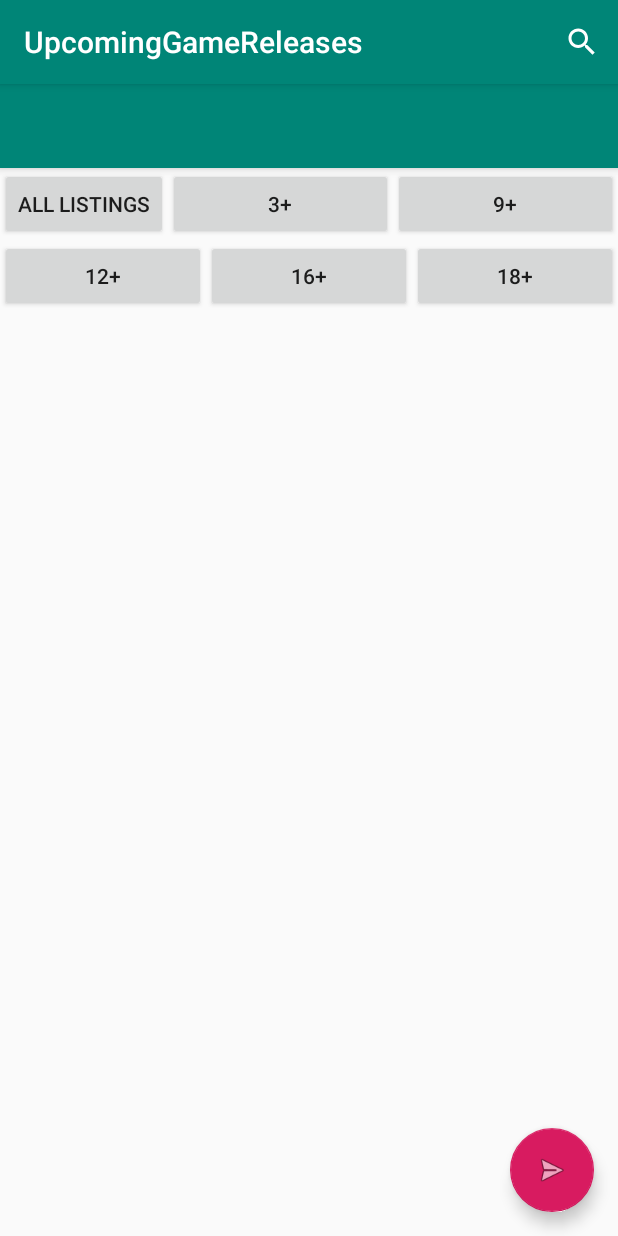
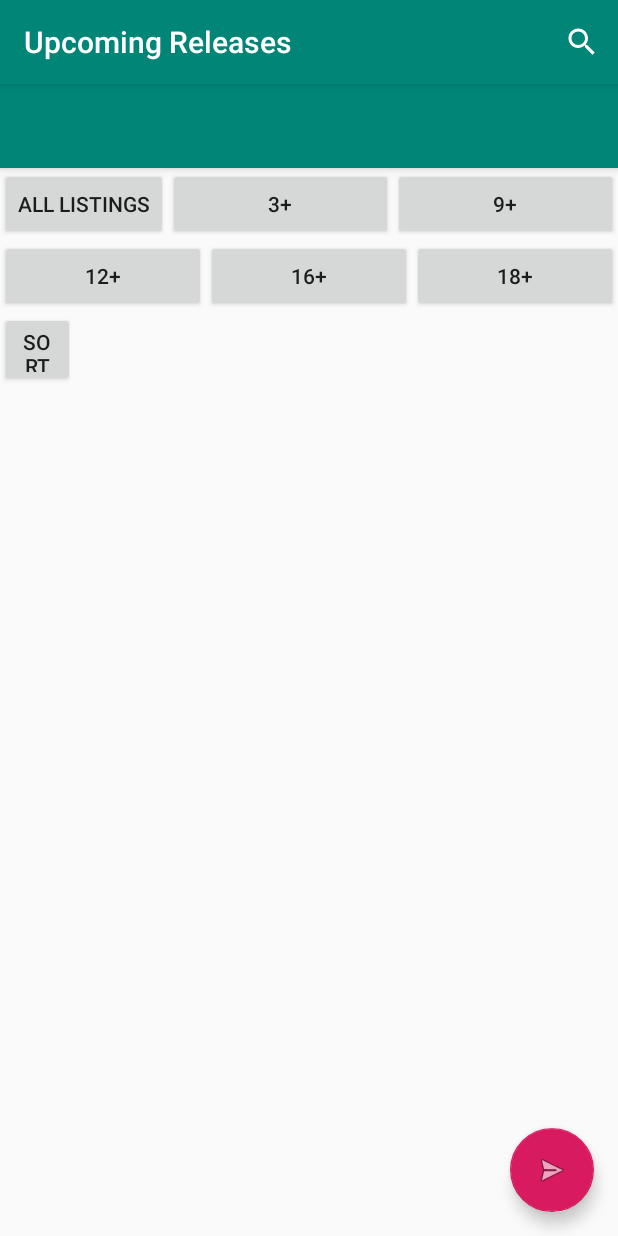
Before and after one commit to carney93/EADCA2_Android, an Android app: the screen it shows after launch (MainActivity), on a phone screen of 412 x 824 dp. Run offline under Robolectric (Android 15) with nearby library versions, the phone set to English and light mode, and no system bars; our stand-ins replace Volley.

```diff
--- /dev/null
+++ b/app/src/main/res/drawable/ic_sort.xml
@@ -0,0 +1,5 @@
+<vector android:height="24dp" android:tint="#FFFFFF"
+    android:viewportHeight="24" android:viewportWidth="24"
+    android:width="24dp" xmlns:android="http://schemas.android.com/apk/res/android">
+    <path android:fillColor="@android:color/white" android:pathData="M3,18h6v-2L3,16v2zM3,6v2h18L21,6L3,6zM3,13h12v-2L3,11v2z"/>
+</vector>
--- a/app/src/main/res/layout/content_main.xml
+++ b/app/src/main/res/layout/content_main.xml
@@ -8,6 +8,7 @@
     tools:context=".MainActivity"
     tools:showIn="@layout/activity_main"
     android:orientation="vertical">
+
 
     <LinearLayout
         android:layout_width="match_parent"
@@ -84,6 +85,15 @@
 
     </LinearLayout>
 
+    <Button
+        android:id="@+id/filter_date"
+        android:layout_width="50dp"
+        android:layout_height="50dp"
+        android:layout_marginRight="1dp"
+        android:onClick="orderByDate"
+        android:text="@string/sort_by_date" />
+
+
     <ScrollView
         android:id="@+id/SCROLLER_ID"
         android:layout_width="fill_parent"
--- a/app/src/main/res/menu/menu_main.xml
+++ b/app/src/main/res/menu/menu_main.xml
@@ -9,4 +9,5 @@
         android:title="Search"
         app:actionViewClass="android.widget.SearchView"
         app:showAsAction="ifRoom|withText"/>
+
 </menu>
--- a/app/src/main/res/values/strings.xml
+++ b/app/src/main/res/values/strings.xml
@@ -1,5 +1,5 @@
 <resources>
-    <string name="app_name">UpcomingGameReleases</string>
+    <string name="app_name">Upcoming Releases</string>
     <string name="hello_text">Press to view all games</string>
     <string name="all_button">All Listings</string>
     <string name="filter_3">3+</string>
@@ -7,4 +7,9 @@
     <string name="filter_12">12+</string>
     <string name="filter_16">16+</string>
     <string name="filter_18">18+</string>
+    <string name="sort_by_date">Sort Dates</string>
+    <string name="title">Title</string>
+    <string name="age_rating">Age Rating</string>
+    <string name="release_date">Release Date</string>
+    <string name="no_games">"There are no upcoming games with that age rating"</string>
 </resources>
```
Also changed, not shown: app/src/main/java/com/example/upcominggamereleases/MainActivity.java (+44 -3 lines), 1 other file.
